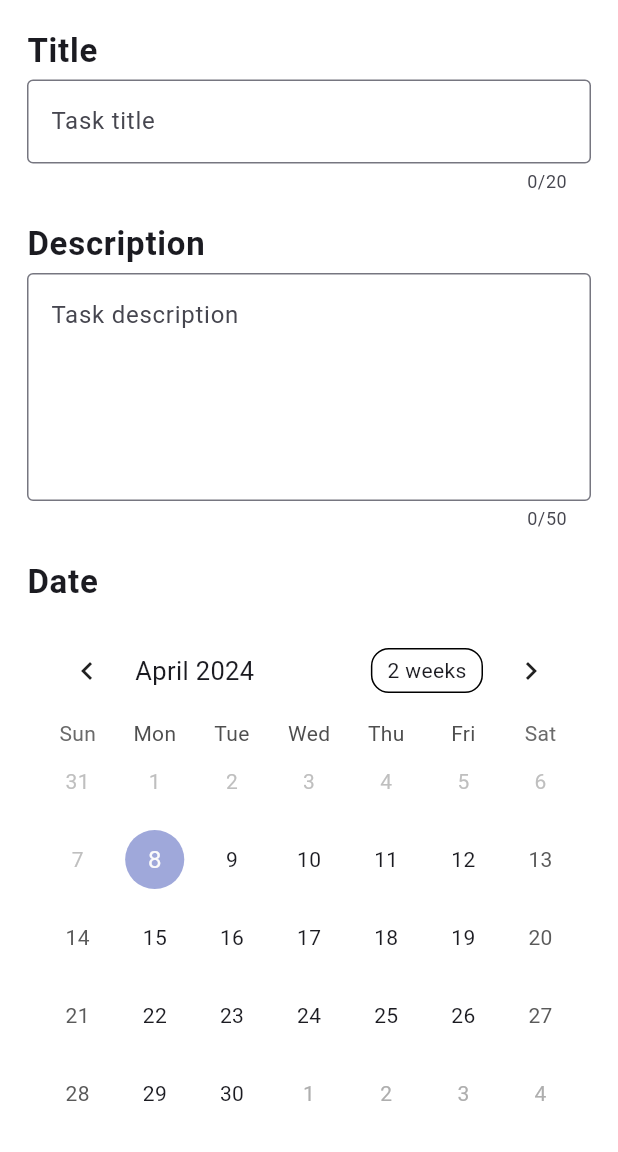
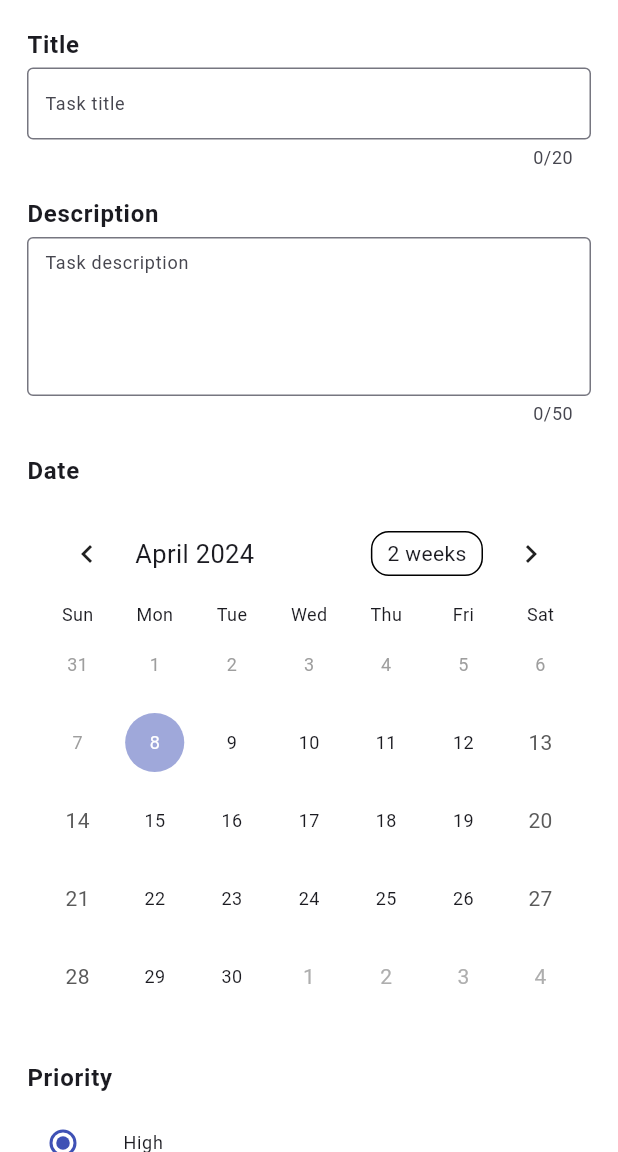
Before and after one commit to Jaimin25/MyApps, a Flutter app: the AddNewTask screen opened by its route, on a phone screen of 412 x 824 dp, the part 84-1236 px from its top. Run offline on Flutter 3.47's test engine with Material 3 defaults, Android fonts, the phone set to English and light mode, and no system bars; drawn by our look-alikes of table_calendar; our stand-ins replace flutter_spinkit, math_expressions, skeletonizer, sqflite, toast; accounts and stored records are empty.

Commit message:
fix: home and add new task screen UI changes

```diff
--- a/todo_app/lib/pages/add_new_task.dart
+++ b/todo_app/lib/pages/add_new_task.dart
@@ -95,15 +95,16 @@ class _AddNewTaskState extends State<AddNewTask> {
               const Text(
                 "Title",
                 style: TextStyle(
-                  fontSize: 22.0,
+                  fontSize: 16.0,
                   fontWeight: FontWeight.bold,
                   letterSpacing: 0.5,
                 ),
               ),
               const SizedBox(height: 4.0),
-              TextFormField(
+              TextField(
                 cursorColor: colorAccent,
                 decoration: const InputDecoration(
+                  contentPadding: EdgeInsets.symmetric(horizontal: 8.0),
                   border: OutlineInputBorder(),
                   hintText: "Task title",
                   focusedBorder: OutlineInputBorder(
@@ -119,13 +120,16 @@ class _AddNewTaskState extends State<AddNewTask> {
                     _title = value;
                   });
                 },
+                style: const TextStyle(
+                  fontSize: 12.0,
+                ),
                 textInputAction: TextInputAction.next,
               ),
               const SizedBox(height: 18.0),
               const Text(
                 "Description",
                 style: TextStyle(
-                  fontSize: 22.0,
+                  fontSize: 16.0,
                   fontWeight: FontWeight.bold,
                   letterSpacing: 0.5,
                 ),
@@ -134,6 +138,8 @@ class _AddNewTaskState extends State<AddNewTask> {
               TextField(
                 cursorColor: colorAccent,
                 decoration: const InputDecoration(
+                  contentPadding:
+                      EdgeInsets.symmetric(horizontal: 8.0, vertical: 8.0),
                   border: OutlineInputBorder(),
                   hintText: "Task description",
                   focusedBorder: OutlineInputBorder(
@@ -150,6 +156,9 @@ class _AddNewTaskState extends State<AddNewTask> {
                     _description = value;
                   });
                 },
+                style: const TextStyle(
+                  fontSize: 12.0,
+                ),
               ),
               const SizedBox(
                 height: 18.0,
@@ -159,7 +168,7 @@ class _AddNewTaskState extends State<AddNewTask> {
                     ? 'Date'
                     : "Date - ${_date?.day.toString() as String}/${_date?.month.toString()}",
                 style: const TextStyle(
-                  fontSize: 22.0,
+                  fontSize: 16.0,
                   fontWeight: FontWeight.bold,
                   letterSpacing: 0.5,
                 ),
@@ -168,6 +177,34 @@ class _AddNewTaskState extends State<AddNewTask> {
               Padding(
                 padding: const EdgeInsets.all(8.0),
                 child: TableCalendar(
+                  calendarStyle: const CalendarStyle(
+                    selectedTextStyle: TextStyle(
+                      fontSize: 11.0,
+                      color: Colors.white,
+                    ),
+                    defaultTextStyle: TextStyle(
+                      fontSize: 12.0,
+                    ),
+                    todayTextStyle: TextStyle(
+                      fontSize: 12.0,
+                      color: Colors.white,
+                    ),
+                    disabledTextStyle: TextStyle(
+                      fontSize: 12.0,
+                      color: Colors.grey,
+                    ),
+                  ),
+                  headerStyle: const HeaderStyle(
+                    headerMargin: EdgeInsets.all(0),
+                  ),
+                  daysOfWeekStyle: const DaysOfWeekStyle(
+                    weekdayStyle: TextStyle(
+                      fontSize: 12.0,
+                    ),
+                    weekendStyle: TextStyle(
+                      fontSize: 12.0,
+                    ),
+                  ),
                   focusedDay:
                       _date == null ? DateTime.now() : _date as DateTime,
                   firstDay: DateTime.now(),
@@ -187,7 +224,7 @@ class _AddNewTaskState extends State<AddNewTask> {
               const Text(
                 "Priority",
                 style: TextStyle(
-                  fontSize: 22.0,
+                  fontSize: 16.0,
                   fontWeight: FontWeight.bold,
                   letterSpacing: 0.5,
                 ),
@@ -196,7 +233,13 @@ class _AddNewTaskState extends State<AddNewTask> {
               Column(
                 children: [
                   ListTile(
-                    title: const Text('High'),
+                    title: const Text(
+                      'High',
+                      style: TextStyle(
+                        fontSize: 12.0,
+                      ),
+                    ),
+                    contentPadding: const EdgeInsets.all(0),
                     leading: Radio<int>(
                       activeColor: colorAccent,
                       value: 1,
@@ -209,7 +252,13 @@ class _AddNewTaskState extends State<AddNewTask> {
                     ),
                   ),
                   ListTile(
-                    title: const Text('Moderate'),
+                    title: const Text(
+                      'Moderate',
+                      style: TextStyle(
+                        fontSize: 12.0,
+                      ),
+                    ),
+                    contentPadding: const EdgeInsets.all(0),
                     leading: Radio<int>(
                       activeColor: colorAccent,
                       value: 2,
@@ -222,7 +271,13 @@ class _AddNewTaskState extends State<AddNewTask> {
                     ),
                   ),
                   ListTile(
-                    title: const Text('Low'),
+                    title: const Text(
+                      'Low',
+                      style: TextStyle(
+                        fontSize: 12.0,
+                      ),
+                    ),
+                    contentPadding: const EdgeInsets.all(0),
                     leading: Radio<int>(
                       activeColor: colorAccent,
                       value: 3,
--- a/todo_app/lib/pages/home.dart
+++ b/todo_app/lib/pages/home.dart
@@ -67,6 +67,7 @@ class _HomeScreenState extends State<HomeScreen> {
                         fontSize: 26.0,
                         letterSpacing: 1.0,
                       ),
+                      textAlign: TextAlign.center,
                     ),
                     Text(
                       "Manage your tasks easily and effeciently",
@@ -76,6 +77,7 @@ class _HomeScreenState extends State<HomeScreen> {
                         color: Colors.blueGrey,
                         letterSpacing: 0.75,
                       ),
+                      textAlign: TextAlign.center,
                     ),
                   ],
                 ),
```
